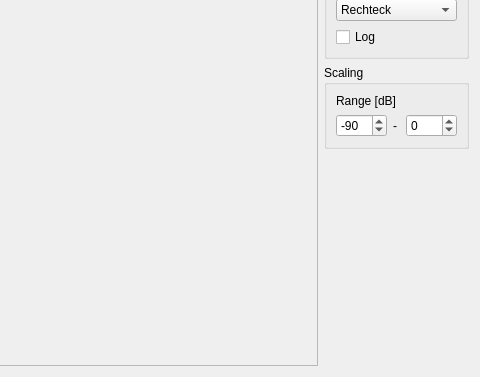
florianbrauchle/SCD, file SCD/ui/waterfall.ui: the form before one commit; both pictures show x 389 to 869 and y 158 to 535 of the 869 by 535 pixel window.
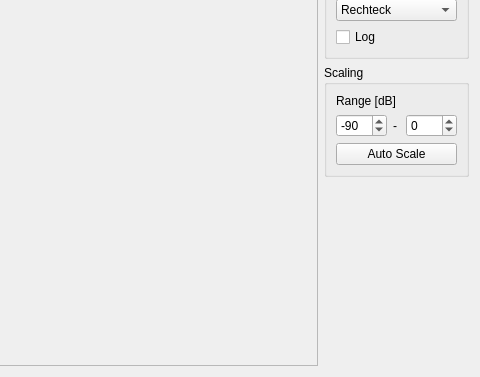
The form after the commit.

Commit message: started to fix waterfall, added auto scaling - seems usable now

```diff
--- a/SCD/ui/waterfall.ui
+++ b/SCD/ui/waterfall.ui
@@ -220,6 +220,13 @@
           </item>
          </layout>
         </item>
+        <item>
+         <widget class="QPushButton" name="pushButton">
+          <property name="text">
+           <string>Auto Scale</string>
+          </property>
+         </widget>
+        </item>
        </layout>
       </widget>
      </item>
```
Left out of the diff: 4 changed lines with no effect on the pictures. The commit also changes 2 other files.
